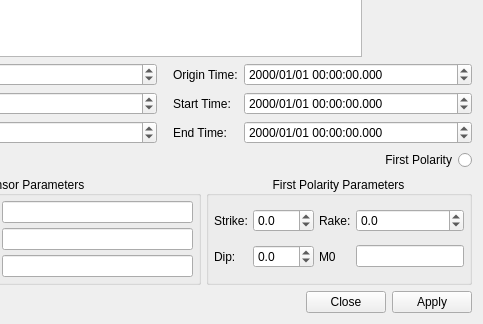
The window that isp/resources/designer_uis/SyntheticsGeneratorDialog.ui (ProjectISP/ISP) describes before a commit, drawn with Qt 5; both pictures show x 191 to 674 and y 299 to 623 of the 674 by 623 pixel window.
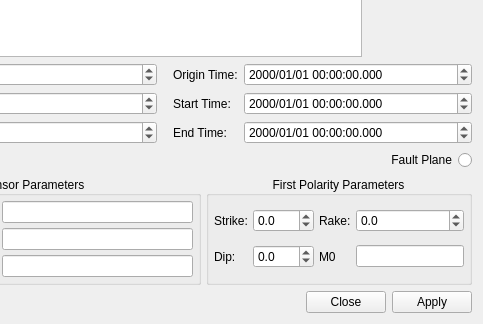
The same window after the commit.

Commit message: Removing old GUIs and renaming Earthquake Location --> Earthquake Analysis

```diff
--- a/isp/resources/designer_uis/SyntheticsGeneratorDialog.ui
+++ b/isp/resources/designer_uis/SyntheticsGeneratorDialog.ui
@@ -319,7 +319,7 @@
         <enum>Qt::RightToLeft</enum>
        </property>
        <property name="text">
-        <string>First Polarity</string>
+        <string>Fault Plane</string>
        </property>
        <property name="checked">
         <bool>false</bool>
```
The commit also changes 3 other files.
